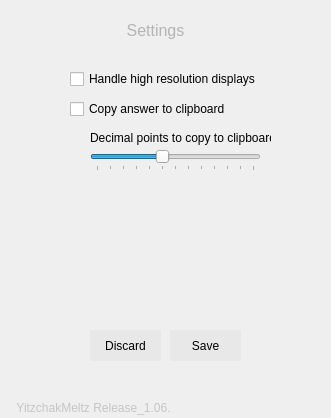
This is ui/DesktopCalculatorGUI_1.06.01.ui in YitzchakMeltz/DesktopCalculator as Qt 5 draws it before an edit. The edited form follows.
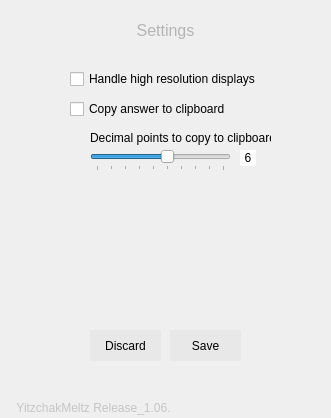
This is the edited form. Icons and pictures are not drawn.

The edit to the form file:
```diff
--- a/ui/DesktopCalculatorGUI_1.06.01.ui
+++ b/ui/DesktopCalculatorGUI_1.06.01.ui
@@ -935,7 +935,7 @@
      <widget class="QLabel" name="settings_label">
       <property name="geometry">
        <rect>
-        <x>120</x>
+        <x>130</x>
         <y>30</y>
         <width>71</width>
         <height>20</height>
@@ -960,7 +960,7 @@
        <rect>
         <x>90</x>
         <y>160</y>
-        <width>171</width>
+        <width>141</width>
         <height>21</height>
        </rect>
       </property>
@@ -968,7 +968,7 @@
        <number>1</number>
       </property>
       <property name="maximum">
-       <number>13</number>
+       <number>10</number>
       </property>
       <property name="pageStep">
        <number>1</number>
@@ -1128,6 +1128,28 @@
        <set>Qt::AlignLeading|Qt::AlignLeft|Qt::AlignVCenter</set>
       </property>
      </widget>
+     <widget class="QLabel" name="clipboardDecimalPointDisplay">
+      <property name="geometry">
+       <rect>
+        <x>240</x>
+        <y>160</y>
+        <width>16</width>
+        <height>16</height>
+       </rect>
+      </property>
+      <property name="styleSheet">
+       <string notr="true">QLabel
+{
+background-color: rgb(255,255,255);
+}</string>
+      </property>
+      <property name="text">
+       <string>6</string>
+      </property>
+      <property name="alignment">
+       <set>Qt::AlignCenter</set>
+      </property>
+     </widget>
     </widget>
    </widget>
   </widget>
```
